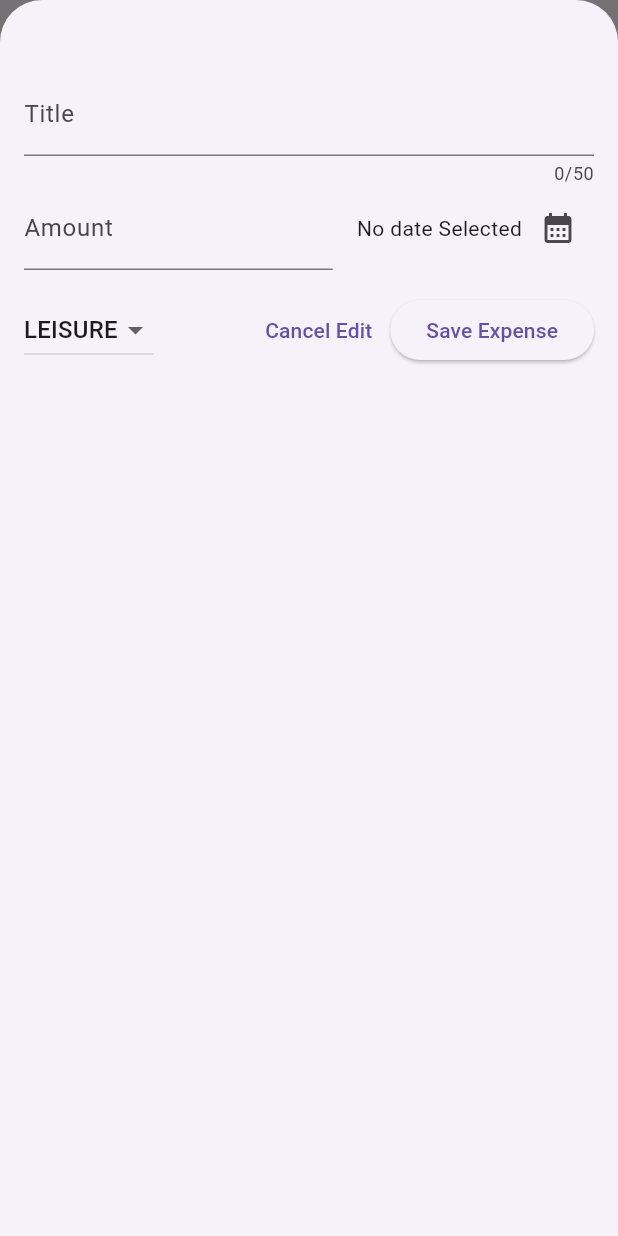
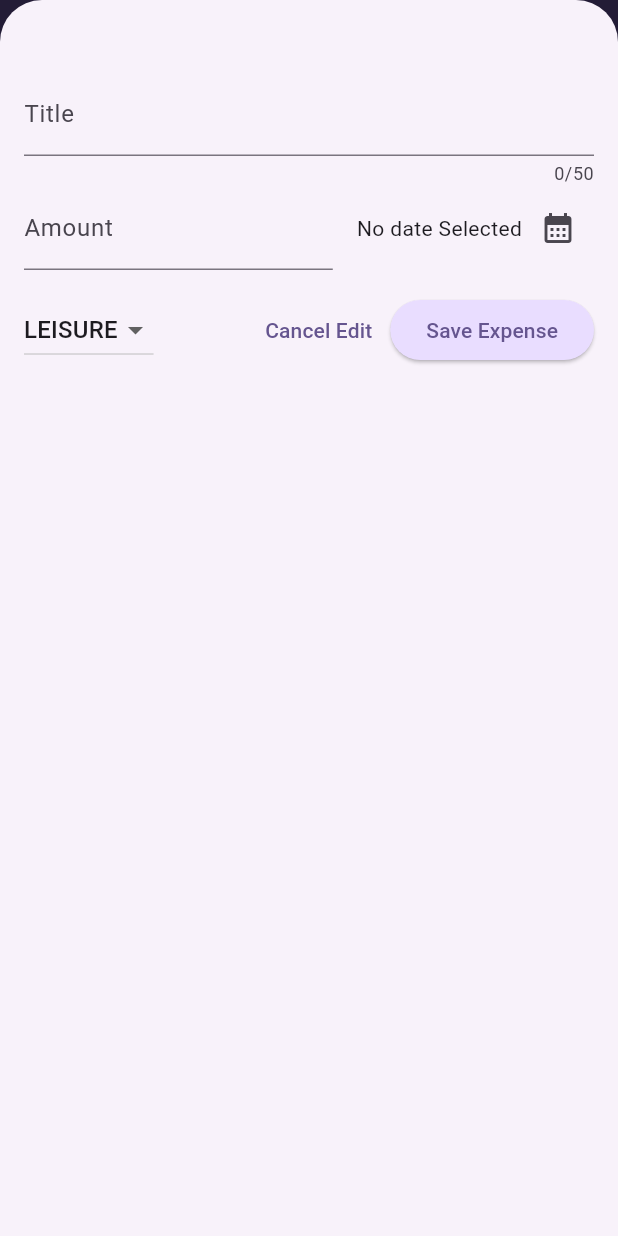
Before and after one commit to Dani-Nade/EXPENSE_TRACKER, a Flutter app: the screen it shows after launch, after a tap on the "add" icon, on a phone screen of 412 x 824 dp. Run offline on Flutter 3.47's test engine with Material 3 defaults, Android fonts, the phone set to English and light mode, and no system bars.

Commit message:
Set up theme to my application

```diff
--- a/expense_tracker/lib/main.dart
+++ b/expense_tracker/lib/main.dart
@@ -1,6 +1,39 @@
 import 'package:flutter/material.dart';
 import 'package:expense_tracker/expenses.dart';
 
+var kColorScheme = ColorScheme.fromSeed(
+  seedColor: Color.fromARGB(255, 96, 59, 181),
+);
+
 void main() {
-  runApp(MaterialApp(theme: ThemeData(useMaterial3: true), home: Expenses()));
+  runApp(
+    MaterialApp(
+      theme: ThemeData().copyWith(
+        colorScheme: kColorScheme,
+        appBarTheme: AppBarTheme().copyWith(
+          backgroundColor: kColorScheme.onPrimaryContainer,
+          foregroundColor: kColorScheme.primaryContainer,
+        ),
+        cardTheme: CardThemeData().copyWith(
+          color: kColorScheme.secondaryContainer,
+          margin: const EdgeInsets.symmetric(vertical: 8, horizontal: 16),
+        ),
+        elevatedButtonTheme: ElevatedButtonThemeData(
+          style: ElevatedButton.styleFrom(
+            backgroundColor: kColorScheme.primaryContainer,
+          ),
+        ),
+
+        textTheme: ThemeData().textTheme.copyWith(
+          titleLarge: TextStyle(
+            fontWeight: FontWeight.bold,
+            color: kColorScheme.onSecondaryContainer,
+            fontSize: 16,
+          ),
+        ),
+      ),
+
+      home: Expenses(),
+    ),
+  );
 }
--- a/expense_tracker/lib/widgets/expense_item.dart
+++ b/expense_tracker/lib/widgets/expense_item.dart
@@ -12,8 +12,9 @@ class ExpenseItem extends StatelessWidget {
       child: Padding(
         padding: const EdgeInsets.symmetric(horizontal: 20, vertical: 60),
         child: Column(
+          crossAxisAlignment: CrossAxisAlignment.start,
           children: [
-            Text(expense.title),
+            Text(expense.title, style: Theme.of(context).textTheme.titleLarge),
             SizedBox(height: 4),
             Row(
               children: [
--- a/expense_tracker/lib/widgets/expenses_list.dart
+++ b/expense_tracker/lib/widgets/expenses_list.dart
@@ -1,4 +1,5 @@
 import 'package:expense_tracker/models/expense.dart';
+import 'package:flutter/material.dart';
 import 'package:flutter/widgets.dart';
 import 'package:expense_tracker/widgets/expense_item.dart';
 
@@ -17,6 +18,12 @@ class ExpensesList extends StatelessWidget {
       itemCount: expenses.length,
       itemBuilder: (ctx, index) => Dismissible(
         key: ValueKey(expenses[index]),
+        background: Container(
+          color: Theme.of(context).colorScheme.error.withOpacity(0.75),
+          margin: EdgeInsets.symmetric(
+            horizontal: Theme.of(context).cardTheme.margin!.horizontal,
+          ),
+        ),
         onDismissed: (direction) {
           onRemovedExpense(expenses[index]);
         },
```
